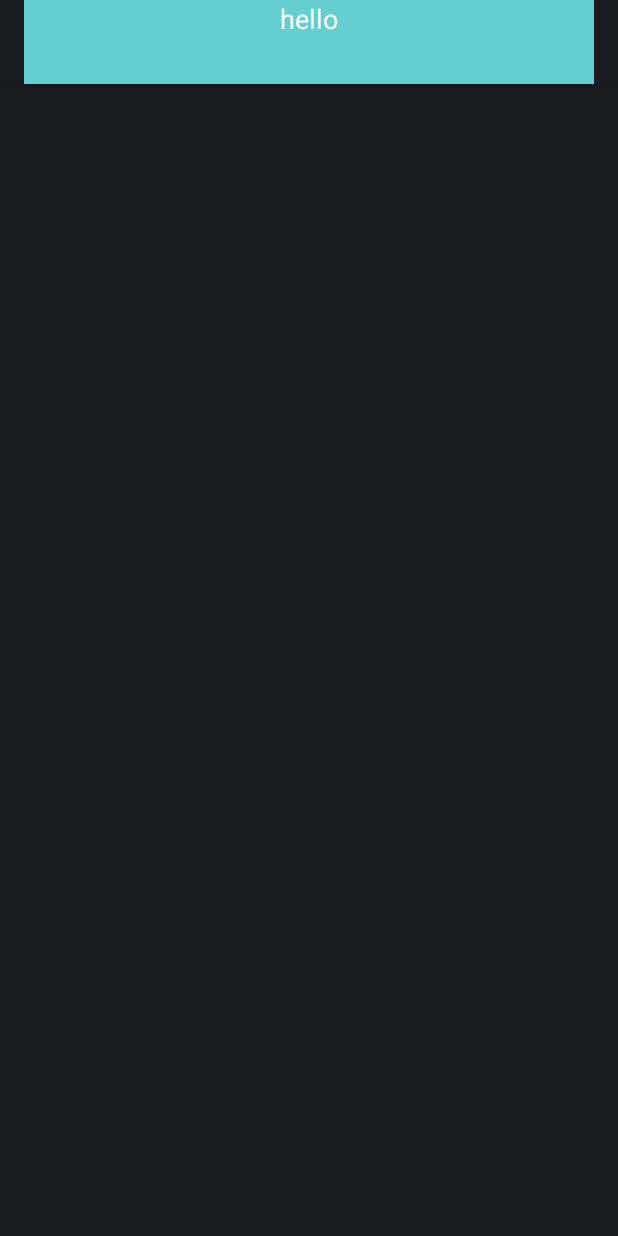
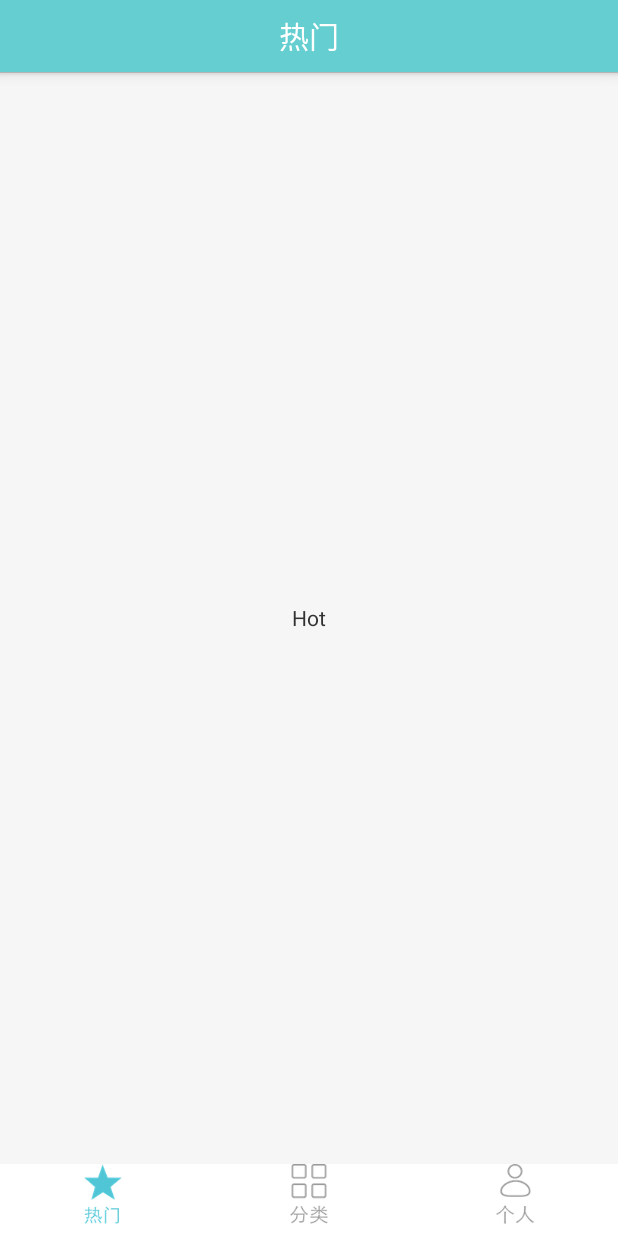
Before and after one commit to chendd/Material-Design-QTwallpaper, an Android app: the screen it shows after launch (MainActivity), on a phone screen of 412 x 824 dp. Run offline under Robolectric (Android 15) with nearby library versions, the phone set to English and light mode, and no system bars.

Commit message:
add three tab & finish Main ActionBar

```diff
--- a/app/src/main/java/us/wili/qtwallpaper/activity/BaseActivity.java
+++ b/app/src/main/java/us/wili/qtwallpaper/activity/BaseActivity.java
@@ -1,9 +1,9 @@
 package us.wili.qtwallpaper.activity;
 
-import android.support.v7.app.ActionBarActivity;
+import android.support.v4.app.FragmentActivity;
 
 /**
  * Created by qiu on 5/3/15.
  */
-public class BaseActivity extends ActionBarActivity{
+public class BaseActivity extends FragmentActivity{
 }
--- a/app/src/main/java/us/wili/qtwallpaper/activity/MainActivity.java
+++ b/app/src/main/java/us/wili/qtwallpaper/activity/MainActivity.java
@@ -2,33 +2,93 @@ package us.wili.qtwallpaper.activity;
 
 import android.app.ActionBar;
 import android.os.Bundle;
-import android.widget.FrameLayout;
+import android.support.v4.app.Fragment;
+import android.support.v4.app.FragmentActivity;
+import android.support.v4.app.FragmentTransaction;
+import android.widget.RadioButton;
 import android.widget.RadioGroup;
+import android.widget.TextView;
+
+import java.util.HashMap;
 
 import us.wili.qtwallpaper.R;
+import us.wili.qtwallpaper.fragment.Category;
+import us.wili.qtwallpaper.fragment.Hot;
+import us.wili.qtwallpaper.fragment.Personal;
 
 
-public class MainActivity extends BaseActivity implements RadioGroup.OnCheckedChangeListener{
-    public static final int HOT = 1;
-    public static final int CATEGORY = 2;
-    public static final int PERSONAL = 3;
+public class MainActivity extends FragmentActivity implements RadioGroup.OnCheckedChangeListener{
+    public static final int HOT_PAGE = 0;
+    public static final int CATEGORY_PAGE = 1;
+    public static final int PERSONAL_PAGE = 2;
+    private HashMap<Integer,Fragment> fragments = new HashMap<>();
+    private int fragmentContentId;
+    private int currentTab;
+    private boolean isExit = false;
 
     private RadioGroup menuGroup;
-    private FrameLayout content;
+    private TextView titleText;
 
     @Override
     protected void onCreate(Bundle savedInstanceState) {
         super.onCreate(savedInstanceState);
         setContentView(R.layout.activity_main);
-        getActionBar().setDisplayOptions(ActionBar.DISPLAY_SHOW_CUSTOM);
-        getActionBar().setCustomView(R.layout.my_action_bar);
+        ActionBar actionBar = getActionBar();
+        actionBar.setDisplayOptions(ActionBar.DISPLAY_SHOW_CUSTOM);
+        actionBar.setCustomView(R.layout.my_action_bar);
+        titleText = (TextView)actionBar.getCustomView().findViewById(R.id.title_text);
         menuGroup = (RadioGroup)findViewById(R.id.tab_group);
-        content = (FrameLayout)findViewById(R.id.content);
+        fragmentContentId = R.id.content;
+
+        fragments.put(HOT_PAGE,new Hot());
+        fragments.put(CATEGORY_PAGE,new Category());
+        fragments.put(PERSONAL_PAGE,new Personal());
+        FragmentTransaction ft = MainActivity.this.getSupportFragmentManager().beginTransaction();
+        ft.add(fragmentContentId, fragments.get(HOT_PAGE));
+        currentTab = HOT_PAGE;
+        ft.commit();
         menuGroup.setOnCheckedChangeListener(this);
+    }
+
+    private void showTab(int index){
+        switch (index){
+            case HOT_PAGE:
+                titleText.setText(R.string.hot);
+                break;
+            case CATEGORY_PAGE:
+                titleText.setText(R.string.category);
+                break;
+            case PERSONAL_PAGE:
+                titleText.setText(R.string.personal);
+                break;
+        }
+        FragmentTransaction ft = MainActivity.this.getSupportFragmentManager().beginTransaction();
+        ft.hide(fragments.get(currentTab));
+        ft.show(fragments.get(index));
+        ft.commit();
+        menuGroup.setOnCheckedChangeListener(null);
+        ((RadioButton)menuGroup.getChildAt(currentTab)).setChecked(false);
+        currentTab = index;
+        ((RadioButton)menuGroup.getChildAt(currentTab)).setChecked(true);
+        menuGroup.setOnCheckedChangeListener(this);
+    }
+
+    public void changeTab(int index){
+        ((RadioButton)menuGroup.getChildAt(index)).setChecked(true);
     }
 
     @Override
     public void onCheckedChanged(RadioGroup group, int checkedId) {
-
+        for(int i=0; i<group.getChildCount(); i++){
+            if(group.getChildAt(i).getId() == checkedId){
+                Fragment fragment = fragments.get(i);
+                FragmentTransaction ft = MainActivity.this.getSupportFragmentManager().beginTransaction();
+                if(!fragment.isAdded()){
+                    ft.add(fragmentContentId,fragment);
+                }
+                showTab(i);
+                ft.commit();
+            }
+        }
     }
 }
--- /dev/null
+++ b/app/src/main/java/us/wili/qtwallpaper/fragment/Category.java
@@ -0,0 +1,19 @@
+package us.wili.qtwallpaper.fragment;
+
+import android.os.Bundle;
+import android.support.annotation.Nullable;
+import android.view.LayoutInflater;
+import android.view.View;
+import android.view.ViewGroup;
+
+import us.wili.qtwallpaper.R;
+
+/**
+ * Created by qiu on 5/3/15.
+ */
+public class Category extends BaseFragment {
+    @Override
+    public View onCreateView(LayoutInflater inflater, @Nullable ViewGroup container, @Nullable Bundle savedInstanceState) {
+        return inflater.inflate(R.layout.fragment_category,container,false);
+    }
+}
--- /dev/null
+++ b/app/src/main/java/us/wili/qtwallpaper/fragment/Hot.java
@@ -0,0 +1,19 @@
+package us.wili.qtwallpaper.fragment;
+
+import android.os.Bundle;
+import android.support.annotation.Nullable;
+import android.view.LayoutInflater;
+import android.view.View;
+import android.view.ViewGroup;
+
+import us.wili.qtwallpaper.R;
+
+/**
+ * Created by qiu on 5/3/15.
+ */
+public class Hot extends BaseFragment {
+    @Override
+    public View onCreateView(LayoutInflater inflater, @Nullable ViewGroup container, @Nullable Bundle savedInstanceState) {
+        return inflater.inflate(R.layout.fragment_hot,container,false);
+    }
+}
--- /dev/null
+++ b/app/src/main/java/us/wili/qtwallpaper/fragment/Personal.java
@@ -0,0 +1,19 @@
+package us.wili.qtwallpaper.fragment;
+
+import android.os.Bundle;
+import android.support.annotation.Nullable;
+import android.view.LayoutInflater;
+import android.view.View;
+import android.view.ViewGroup;
+
+import us.wili.qtwallpaper.R;
+
+/**
+ * Created by qiu on 5/3/15.
+ */
+public class Personal extends BaseFragment {
+    @Override
+    public View onCreateView(LayoutInflater inflater, @Nullable ViewGroup container, @Nullable Bundle savedInstanceState) {
+        return inflater.inflate(R.layout.fragment_personal,container,false);
+    }
+}
--- a/app/src/main/res/layout/activity_main.xml
+++ b/app/src/main/res/layout/activity_main.xml
@@ -17,6 +17,7 @@
         android:layout_width="fill_parent"
         android:layout_height="48dp">
         <RadioButton
+            android:checked="true"
             android:layout_weight="1"
             android:drawableTop="@drawable/hot_selector"
             android:text="@null"
--- /dev/null
+++ b/app/src/main/res/layout/fragment_hot.xml
@@ -0,0 +1,10 @@
+<?xml version="1.0" encoding="utf-8"?>
+<LinearLayout xmlns:android="http://schemas.android.com/apk/res/android"
+    android:orientation="vertical" android:layout_width="match_parent"
+    android:layout_height="match_parent">
+    <TextView
+        android:text="Hot"
+        android:gravity="center"
+        android:layout_width="fill_parent"
+        android:layout_height="fill_parent" />
+</LinearLayout>
--- a/app/src/main/res/layout/my_action_bar.xml
+++ b/app/src/main/res/layout/my_action_bar.xml
@@ -6,12 +6,12 @@
     android:orientation="vertical" >
 
     <TextView
-        android:layout_width="wrap_content"
-        android:layout_height="wrap_content"
-        android:layout_gravity="center"
-        android:text="hello"
+        android:id="@+id/title_text"
+        android:layout_width="fill_parent"
+        android:layout_height="fill_parent"
+        android:gravity="center"
+        android:text="@string/hot"
         android:textColor="@color/common_white"
-        android:id="@+id/mytext"
-        android:textSize="18sp" />
+        android:textSize="20sp" />
 
 </LinearLayout>
--- a/app/src/main/res/values/styles.xml
+++ b/app/src/main/res/values/styles.xml
@@ -1,7 +1,7 @@
 <resources>
 
     <!-- Base application theme. -->
-    <style name="AppTheme" parent="">
+    <style name="AppTheme" parent="@android:style/Theme.Holo.Light">
     </style>
 
 
@@ -18,4 +18,5 @@
 
     <!--ActionBar字体主题-->
 
+
 </resources>
```
Also changed, not shown: app/src/main/java/us/wili/qtwallpaper/fragment/HotCategory.java (deleted, +0 -8 lines), app/src/main/res/layout/fragment_category.xml (added, +10 -0 lines), app/src/main/res/layout/fragment_personal.xml (added, +10 -0 lines).
